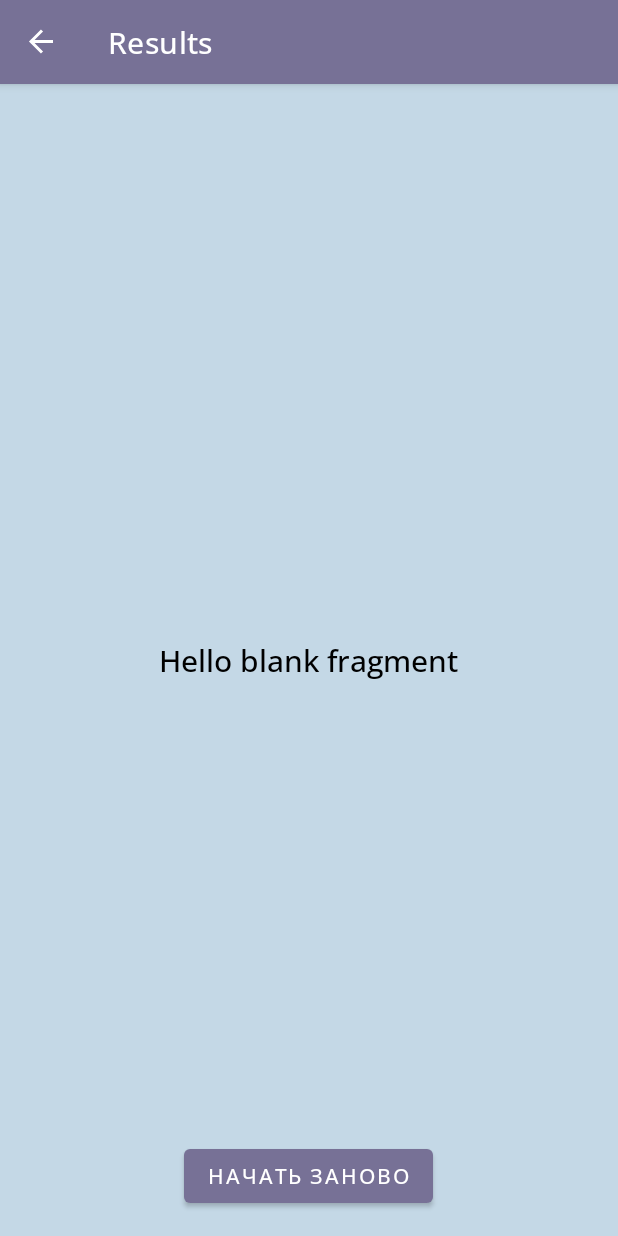
After one commit to PavelVolniy/Skillbox, an Android app: the FragmentResult screen opened through its navigation route, on a phone screen of 412 x 824 dp. The commit adds this screen. Run offline under Robolectric (Android 15) with nearby library versions, the phone set to English and light mode, and no system bars; our stand-ins replace navigation-ui.

Commit message:
Homework is ready

```diff
--- a/m7_quiz_fragments/app/build.gradle
+++ b/m7_quiz_fragments/app/build.gradle
@@ -1,6 +1,7 @@
 plugins {
     id 'com.android.application'
     id 'org.jetbrains.kotlin.android'
+
 }
 
 android {
--- /dev/null
+++ b/m7_quiz_fragments/app/src/main/java/com/example/skillbox_hw_quiz/FragmentResult.kt
@@ -0,0 +1,49 @@
+package com.example.skillbox_hw_quiz
+
+import android.os.Bundle
+import android.view.LayoutInflater
+import android.view.View
+import android.view.ViewGroup
+import androidx.fragment.app.Fragment
+import androidx.navigation.fragment.findNavController
+import com.example.skillbox_hw_quiz.databinding.FragmentResultBinding
+
+private const val ANSWER_RESULT = "answerResult"
+
+
+class FragmentResult : Fragment() {
+    private var answerResult: String? = null
+    private var _binding: FragmentResultBinding? = null
+    private val binding get() = _binding!!
+
+    override fun onCreate(savedInstanceState: Bundle?) {
+        super.onCreate(savedInstanceState)
+        arguments?.let {
+            answerResult = it.getString(ANSWER_RESULT)
+        }
+    }
+
+    override fun onCreateView(
+        inflater: LayoutInflater, container: ViewGroup?,
+        savedInstanceState: Bundle?
+    ): View? {
+        _binding = FragmentResultBinding.inflate(inflater)
+
+        binding.startOverButton.setOnClickListener {
+            findNavController().navigate(R.id.from_resultPage_to_startPage)
+        }
+
+        return binding.root
+    }
+
+    override fun onViewCreated(view: View, savedInstanceState: Bundle?) {
+        super.onViewCreated(view, savedInstanceState)
+        if (answerResult != null) binding.resultQuizText.text = answerResult
+    }
+
+    override fun onDestroy() {
+        super.onDestroy()
+        _binding = null
+    }
+
+}
--- a/m7_quiz_fragments/app/src/main/java/com/example/skillbox_hw_quiz/SurveyGroup.kt
+++ b/m7_quiz_fragments/app/src/main/java/com/example/skillbox_hw_quiz/SurveyGroup.kt
@@ -2,7 +2,6 @@ package com.example.skillbox_hw_quiz
 
 import android.content.Context
 import android.util.AttributeSet
-import android.util.Log
 import android.widget.LinearLayout
 import android.widget.RadioButton
 import com.example.skillbox_hw_quiz.databinding.SurveyGroupBinding
--- a/m7_quiz_fragments/app/src/main/res/layout/fragment_result.xml
+++ b/m7_quiz_fragments/app/src/main/res/layout/fragment_result.xml
@@ -3,12 +3,23 @@
     xmlns:tools="http://schemas.android.com/tools"
     android:layout_width="match_parent"
     android:layout_height="match_parent"
-    tools:context=".ResultFragment">
+    android:background="@color/colorSecondaryVariant"
+    android:padding="@dimen/default_padding"
+    tools:context=".FragmentResult">
 
-    <!-- TODO: Update blank fragment layout -->
     <TextView
-        android:layout_width="match_parent"
-        android:layout_height="match_parent"
+        android:id="@+id/resultQuizText"
+        style="@style/textView"
+        android:layout_width="wrap_content"
+        android:layout_height="wrap_content"
+        android:layout_gravity="center"
         android:text="@string/hello_blank_fragment" />
 
+    <com.google.android.material.button.MaterialButton
+        android:id="@+id/startOverButton"
+        android:layout_width="wrap_content"
+        android:layout_height="wrap_content"
+        android:layout_gravity="bottom|center"
+        android:text="@string/start_over_button" />
+
 </FrameLayout>
--- a/m7_quiz_fragments/app/src/main/res/navigation/nav_graph.xml
+++ b/m7_quiz_fragments/app/src/main/res/navigation/nav_graph.xml
@@ -25,17 +25,21 @@
         <action
             android:id="@+id/fromQuizToResult"
             app:destination="@id/resultPage" />
-        <action android:id="@+id/fromQuizToStartPage"
-            app:destination="@+id/startPage"/>
+        <action
+            android:id="@+id/fromQuizToStartPage"
+            app:destination="@+id/startPage"
+            />
     </fragment>
 
     <fragment
         android:id="@+id/resultPage"
-        android:name="com.example.skillbox_hw_quiz.ResultFragment"
+        android:name="com.example.skillbox_hw_quiz.FragmentResult"
         android:label="@string/results_page_label"
         tools:layout="@layout/fragment_result">
         <action
             android:id="@+id/from_resultPage_to_startPage"
-            app:destination="@id/startPage" />
+            app:destination="@id/startPage"
+            app:popUpTo="@id/startPage"
+            app:popUpToInclusive="true"/>
     </fragment>
 </navigation>
--- a/m7_quiz_fragments/app/src/main/res/values/strings.xml
+++ b/m7_quiz_fragments/app/src/main/res/values/strings.xml
@@ -19,4 +19,6 @@
     <string name="results_page_label">Results</string>
     <string name="back_button_text">back</string>
     <string name="send_button_text">send</string>
+    <string name="start_over_button">Начать заново</string>
+    <string name="answerResult">answerResult</string>
 </resources>
```
Also changed, not shown: m7_quiz_fragments/app/src/main/java/com/example/skillbox_hw_quiz/ResultFragment.kt (deleted, +0 -59 lines), m7_quiz_fragments/app/src/main/java/com/example/skillbox_hw_quiz/ui/main/MainFragment.kt (+11 -9 lines).
